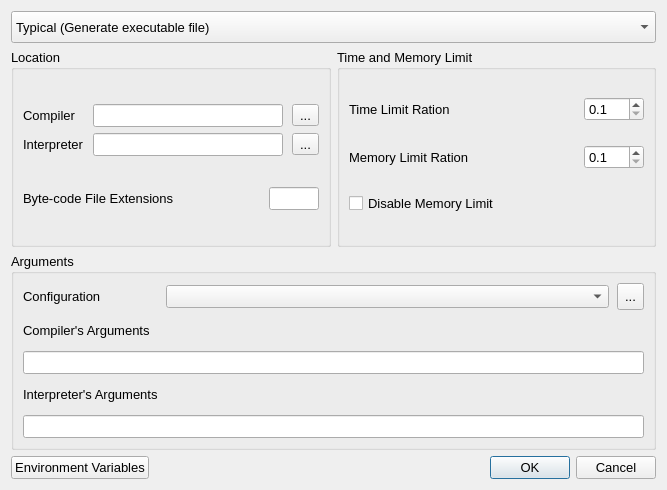
Project-LemonLime/Project_LemonLime, file src/forms/advancedcompilersettingsdialog.ui: the form before one commit.
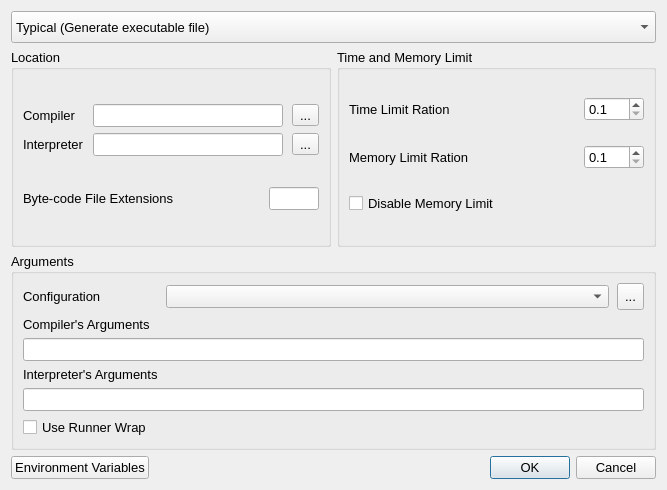
The form after the commit. Icons and pictures are not drawn.

Commit message: feat: Runner wrap for UNIX

```diff
--- a/src/forms/advancedcompilersettingsdialog.ui
+++ b/src/forms/advancedcompilersettingsdialog.ui
@@ -303,6 +303,13 @@
         </property>
        </widget>
       </item>
+      <item row="5" column="0">
+       <widget class="QCheckBox" name="useRunnerWrap">
+        <property name="text">
+         <string>Use Runner Wrap</string>
+        </property>
+       </widget>
+      </item>
       <item row="0" column="1">
        <widget class="QComboBox" name="configurationSelect"/>
       </item>
```
Left out of the diff: 1 changed line with no effect on the pictures. The commit also changes 10 other files.
